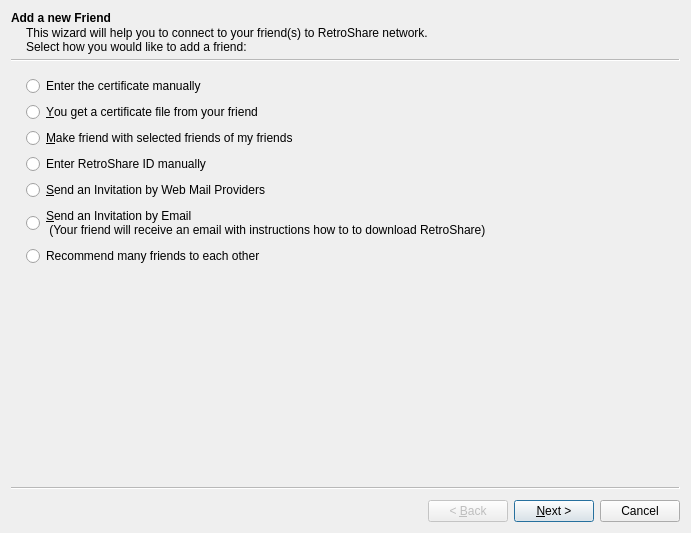
This is retroshare-gui/src/gui/connect/ConnectFriendWizard.ui in RetroShare/RetroShare as Qt 5 draws it before an edit. The edited form follows.
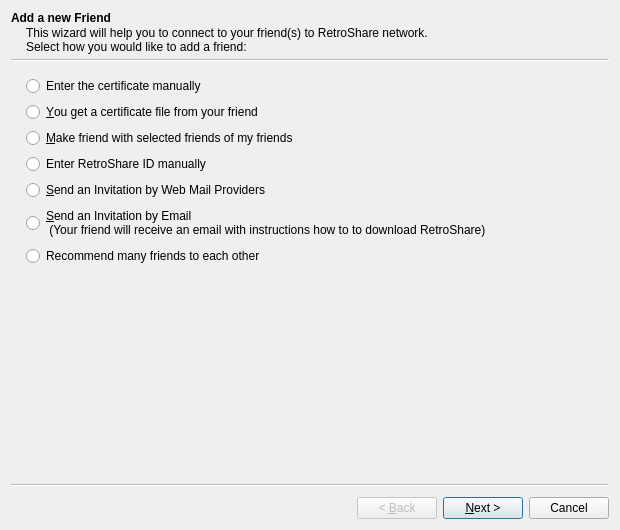
This is the edited form. Icons and pictures are not drawn. Custom widgets are drawn as their Qt base class.

Commit message: friend add wizard - hide options checkboxes in collapsible panel, default on in advanced mode

The edit to the form file:
```diff
--- a/retroshare-gui/src/gui/connect/ConnectFriendWizard.ui
+++ b/retroshare-gui/src/gui/connect/ConnectFriendWizard.ui
@@ -6,8 +6,8 @@
    <rect>
     <x>0</x>
     <y>0</y>
-    <width>691</width>
-    <height>533</height>
+    <width>620</width>
+    <height>530</height>
    </rect>
   </property>
   <property name="windowTitle">
```
Left out of the diff: 49 changed lines with no effect on the pictures. Lines whose indentation alone changed are shown as unchanged. The commit also changes 1 other file.
